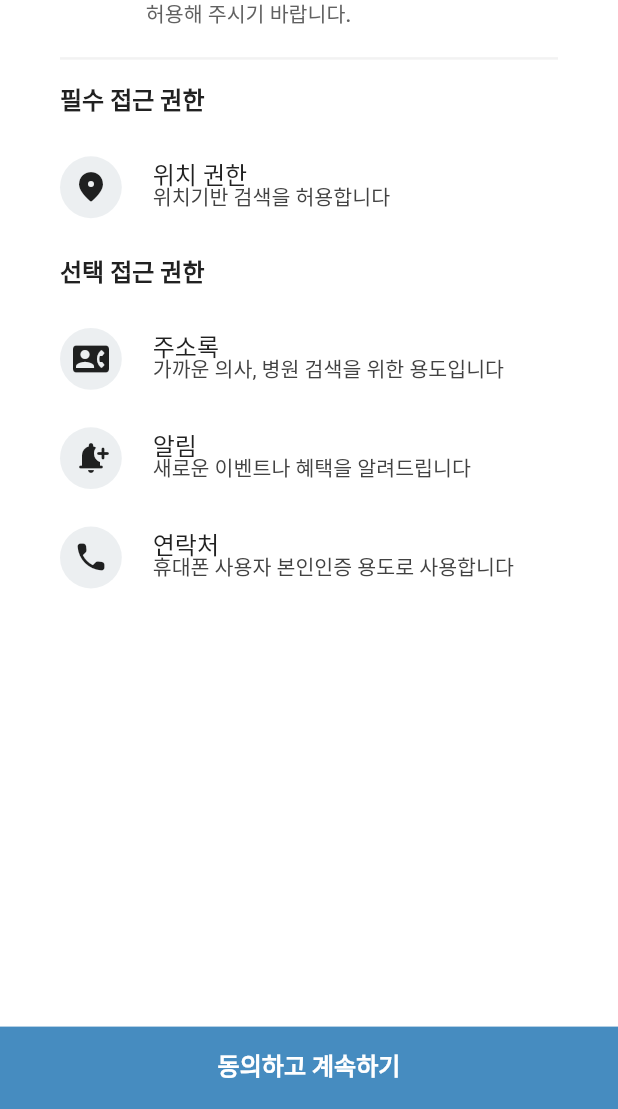
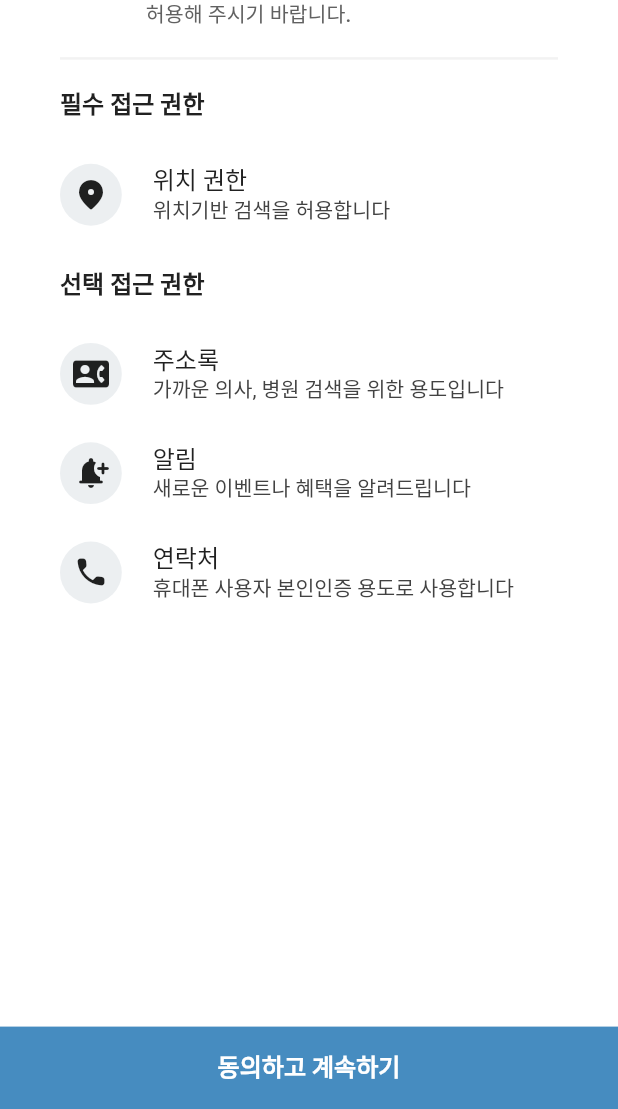
Before and after one commit to ReaflaORG/base-getx-flutter, a Flutter app: the screen it shows after launch, on a phone screen of 412 x 824 dp, the part 127-1236 px from its top. Run offline on Flutter 3.47's test engine with Material 2 defaults, Android fonts, the phone set to English and light mode, and no system bars; our stand-ins replace device_info_plus, dio, firebase_core, firebase_messaging, flutter_dotenv, flutter_local_notifications and 10 more; missing offline and left inert: random_color; accounts and stored records are empty; network calls fail; Roboto replaces fonts that are missing (SUIT).

Commit message:
Feat: Feated

```diff
--- a/lib/app/global/global_appbar_widget.dart
+++ b/lib/app/global_widgets/global_appbar_widget.dart
@@ -3,7 +3,7 @@ import 'package:flutter_screenutil/flutter_screenutil.dart';
 import 'package:get/get.dart';
 
 import '../theme/color_path.dart';
-import '../theme/texts.dart';
+import '../theme/text_path.dart';
 
 /// 글로벌 앱바 위젯
 ///
--- a/lib/app/global/global_elipsis_text_widget.dart
+++ b/lib/app/global_widgets/global_elipsis_text_widget.dart
@@ -1,6 +1,6 @@
 import 'package:flutter/material.dart';
 
-import '../theme/texts.dart';
+import '../theme/text_path.dart';
 
 /// 글로벌 이클립스 텍스트 위젯
 ///
--- a/lib/app/modules/layout/view/layout_view.dart
+++ b/lib/app/modules/layout/view/layout_view.dart
@@ -1,7 +1,7 @@
 import 'package:flutter/material.dart';
 import 'package:get/get.dart';
 
-import '../../../global/global_indicator.dart';
+import '../../../global_widgets/global_indicator.dart';
 import '../controller/layout_controller.dart';
 import '../widgets/bottom_navigation_bar_widget.dart';
 
--- a/lib/app/modules/permission/view/permission_view.dart
+++ b/lib/app/modules/permission/view/permission_view.dart
@@ -2,11 +2,11 @@ import 'package:flutter/material.dart';
 import 'package:flutter_screenutil/flutter_screenutil.dart';
 import 'package:get/get.dart';
 
-import '../../../global/global_divier_widget.dart';
+import '../../../global_widgets/global_divier_widget.dart';
 import '../../../models/permission_model.dart';
 import '../../../service/permission_service.dart';
 import '../../../theme/color_path.dart';
-import '../../../theme/texts.dart';
+import '../../../theme/text_path.dart';
 import '../controller/permission_controller.dart';
 
 class PermissionView extends GetView<PermissionController> {
--- a/lib/app/modules/splash/controller/splash_controller.dart
+++ b/lib/app/modules/splash/controller/splash_controller.dart
@@ -8,7 +8,7 @@ import 'package:get/get.dart';
 import 'package:get_storage/get_storage.dart';
 import 'package:url_launcher/url_launcher.dart';
 
-import '../../../global/global_dialog_widget.dart';
+import '../../../global_widgets/global_dialog_widget.dart';
 import '../../../service/global_service.dart';
 import '../../../service/permission_service.dart';
 
--- a/lib/app/service/auth_service.dart
+++ b/lib/app/service/auth_service.dart
@@ -1,7 +1,7 @@
 import 'package:get/get.dart';
 import 'package:get_storage/get_storage.dart';
 
-import '../global/global_toast_widget.dart';
+import '../global_widgets/global_toast_widget.dart';
 import '../models/base_response_model.dart';
 import '../models/user_model.dart';
 import '../provider/provider.dart';
--- a/lib/app/service/location_service.dart
+++ b/lib/app/service/location_service.dart
@@ -5,7 +5,7 @@ import 'package:get/get.dart';
 import 'package:location/location.dart';
 import 'package:logger/logger.dart';
 
-import '../global/global_toast_widget.dart';
+import '../global_widgets/global_toast_widget.dart';
 
 /// 위치 조회 서비스
 class LocationService extends GetxService {
--- a/lib/app/service/permission_service.dart
+++ b/lib/app/service/permission_service.dart
@@ -7,7 +7,7 @@ import 'package:get_storage/get_storage.dart';
 import 'package:logger/logger.dart';
 import 'package:permission_handler/permission_handler.dart';
 
-import '../global/global_dialog_widget.dart';
+import '../global_widgets/global_dialog_widget.dart';
 import '../models/permission_model.dart';
 
 /// 권한 서비스
--- a/lib/app/theme/color_path.dart
+++ b/lib/app/theme/color_path.dart
@@ -1,16 +1,12 @@
-// ignore_for_file: finalant_identifier_names, non_finalant_identifier_names, slash_for_doc_comments, non_constant_identifier_names, constant_identifier_names
-
 import '../utils/color_hex_convert.dart';
 
 /// 컬러 색상표
 ///
 /// 빈도수가 높은 컬러는 기본 설정으로 빼기 (의견)
 ///
-/// [참고링크]
-///
 /// https://material.io/resources/color/#!/?view.left=0&view.right=0&secondary.color=C5CAE9&primary.color=7d63fd&secondary.text.color=FAFAFA
 class ColorPath {
-  /// Primary ▼
+  // Primary ▼
 
   /// #2F7ABA
   ///
@@ -27,7 +23,7 @@ class ColorPath {
   /// ![](https://flutter.s3.ap-northeast-2.amazonaws.com/color/E3F2FD.jpg)
   static final PrimaryLightColor = Color('E3F2FD');
 
-  /// Secondary ▼
+  // Secondary ▼
 
   /// #04A8B4
   ///
@@ -54,7 +50,7 @@ class ColorPath {
   /// ![](https://flutter.s3.ap-northeast-2.amazonaws.com/color/FFDDD3.jpg)
   static final TertiaryLightColor = Color('FFDDD3');
 
-  /// Text ▼
+  // Text ▼
 
   /// #FFFFFF
   ///
@@ -81,7 +77,7 @@ class ColorPath {
   /// ![](https://flutter.s3.ap-northeast-2.amazonaws.com/color/9E9E9E.jpg)
   static final TextGrey4H9E9E9E = Color('9E9E9E');
 
-  /// Border ▼
+  // Border ▼
 
   /// #9E9E9E
   ///
@@ -93,7 +89,7 @@ class ColorPath {
   /// ![](https://flutter.s3.ap-northeast-2.amazonaws.com/color/ECEFF1.jpg)
   static final Border2HECEFF1 = Color('ECEFF1');
 
-  /// Background ▼
+  // Background ▼
 
   /// #FFFFFF
   ///
@@ -137,21 +133,21 @@ class ColorPath {
   /// ![](https://flutter.s3.ap-northeast-2.amazonaws.com/color/2196F3.jpg)
   static final FocusedColor = Color('2196F3');
 
-  /// * PlaceHolder ▼ ===============================
+  // PlaceHolder ▼
 
   /// #BDBDBD
   ///
   /// ![](https://flutter.s3.ap-northeast-2.amazonaws.com/color/BDBDBD.jpg)
   static final PlaceholderColor = Color('BDBDBD');
 
-  /// * Disabled ▼ ==================================
+  // Disabled ▼
 
   /// #BDBDBD
   ///
   /// ![](https://flutter.s3.ap-northeast-2.amazonaws.com/color/BDBDBD.jpg)
   static final DisabledColor = Color('BDBDBD');
 
-  // * Etc ▼ ========================================
+  // Etc ▼
 
   /// #383A3F
   ///
@@ -177,4 +173,19 @@ class ColorPath {
   ///
   /// ![](https://flutter.s3.ap-northeast-2.amazonaws.com/color/757575.jpg)
   static final GreyDarkColor = Color('757575');
+
+  /// #cccccc
+  ///
+  /// ![](https://flutter.s3.ap-northeast-2.amazonaws.com/color/cccccc.jpg)
+  static final GrayCCCColor = Color('CCCCCC');
+
+  /// #333333
+  ///
+  /// ![](https://flutter.s3.ap-northeast-2.amazonaws.com/color/333333.jpg)
+  static final Gray333Color = Color('333333');
+
+  /// #2F7ABA
+  ///
+  /// ![](https://flutter.s3.ap-northeast-2.amazonaws.com/color/2F7ABA.jpg)
+  static final Blue2F7ABAColor = Color('2F7ABA');
 }
--- a/lib/app/theme/texts.dart
+++ b/lib/app/theme/text_path.dart
@@ -7,19 +7,7 @@ import 'color_path.dart';
 
 /// 텍스트 스타일
 ///
-/// [Rule]
-///
 /// <대표이름><숫자>F<폰트사이즈>W<폰트굵기>
-///
-/// [RuleDescription]
-///
-/// 폰트사이즈 앞에 F, 폰트굵기 앞에 W 처럼 앞에 속성값의 첫번째 스펠링을 넣는다.
-///
-/// [Example]
-///
-/// Heading1F24W600
-///
-/// [FontWeight]
 ///
 /// Thin: 100
 ///
@@ -39,6 +27,62 @@ import 'color_path.dart';
 ///
 /// Heavy: 900
 class TextPath {
+  /// Heading
+  ///
+  /// fontFamily: SUIT
+  ///
+  /// fontSize: 14
+  ///
+  /// fontWeight: SemiBold 600
+  static TextStyle Heading4F16W600 = TextStyle(
+    color: ColorPath.TextGrey1H212121,
+    fontFamily: 'SUIT',
+    fontSize: 14.0.sp,
+    fontWeight: FontWeight.w600,
+    fontStyle: FontStyle.normal,
+    decoration: TextDecoration.none,
+    height: 1.3,
+    letterSpacing: 0,
+  );
+
+  /// Heading
+  ///
+  /// fontFamily: SUIT
+  ///
+  /// fontSize: 16
+  ///
+  /// fontWeight: SemiBold 600
+  static TextStyle Heading3F16W600 = TextStyle(
+    color: ColorPath.TextGrey1H212121,
+    fontFamily: 'SUIT',
+    fontSize: 16.0.sp,
+    fontWeight: FontWeight.w600,
+    fontStyle: FontStyle.normal,
+    decoration: TextDecoration.none,
+    height: 1.3,
+    letterSpacing: 0,
+  );
+
+  /// Heading
+  ///
+  /// fontFamily: SUIT
+  ///
+  /// fontSize: 18
+  ///
+  /// fontWeight: SemiBold 600
+  static TextStyle Heading2F18W600 = TextStyle(
+    color: ColorPath.TextGrey1H212121,
+    fontFamily: 'SUIT',
+    fontSize: 18.0.sp,
+    fontWeight: FontWeight.w600,
+    fontStyle: FontStyle.normal,
+    decoration: TextDecoration.none,
+    height: 1.3,
+    letterSpacing: 0,
+  );
+
+  /// Heading
+  ///
   /// fontFamily: SUIT
   ///
   /// fontSize: 24
@@ -51,55 +95,7 @@ class TextPath {
     fontWeight: FontWeight.w600,
     fontStyle: FontStyle.normal,
     decoration: TextDecoration.none,
-    height: 24 / 24,
-    letterSpacing: 0,
-  );
-
-  /// fontFamily: SUIT
-  ///
-  /// fontSize: 18
-  ///
-  /// fontWeight: SemiBold 600
-  static TextStyle Heading2F18W600 = TextStyle(
-    color: ColorPath.TextGrey1H212121,
-    fontFamily: 'SUIT',
-    fontSize: 18.0.sp,
-    fontWeight: FontWeight.w600,
-    fontStyle: FontStyle.normal,
-    decoration: TextDecoration.none,
-    height: 18 / 18,
-    letterSpacing: 0,
-  );
-
-  /// fontFamily: SUIT
-  ///
-  /// fontSize: 16
-  ///
-  /// fontWeight: SemiBold 600
-  static TextStyle Heading3F16W600 = TextStyle(
-    color: ColorPath.TextGrey1H212121,
-    fontFamily: 'SUIT',
-    fontSize: 16.0.sp,
-    fontWeight: FontWeight.w600,
-    fontStyle: FontStyle.normal,
-    decoration: TextDecoration.none,
-    height: 16 / 16,
-    letterSpacing: 0,
-  );
-
-  /// fontFamily: SUIT
-  ///
-  /// fontSize: 14
-  ///
-  /// fontWeight: SemiBold 600
-  static TextStyle Heading4F16W600 = TextStyle(
-    color: ColorPath.TextGrey1H212121,
-    fontFamily: 'SUIT',
-    fontSize: 14.0.sp,
-    fontWeight: FontWeight.w600,
-    fontStyle: FontStyle.normal,
-    decoration: TextDecoration.none,
-    height: 16 / 16,
+    height: 1.3,
     letterSpacing: 0,
   );
 
@@ -115,7 +111,199 @@ class TextPath {
     fontWeight: FontWeight.w400,
     fontStyle: FontStyle.normal,
     decoration: TextDecoration.none,
-    height: 16 / 16,
+    height: 1.3,
+    letterSpacing: 0,
+  );
+
+  // fontFamily: SUIT
+  ///
+  /// fontSize: 12
+  ///
+  /// fontWeight: Regular 200
+  static TextStyle TextF12W200 = TextStyle(
+    color: ColorPath.TextGrey1H212121,
+    fontFamily: 'SUIT',
+    fontSize: 12.0.sp,
+    fontWeight: FontWeight.w200,
+    fontStyle: FontStyle.normal,
+    decoration: TextDecoration.none,
+    height: 1.3,
+    letterSpacing: 0,
+  );
+
+  /// fontFamily: SUIT
+  ///
+  /// fontSize: 12
+  ///
+  /// fontWeight: Regular 400
+  static TextStyle TextF12W400 = TextStyle(
+    color: ColorPath.TextGrey1H212121,
+    fontFamily: 'SUIT',
+    fontSize: 12.0.sp,
+    fontWeight: FontWeight.w400,
+    fontStyle: FontStyle.normal,
+    decoration: TextDecoration.none,
+    height: 1.3,
+    letterSpacing: 0,
+  );
+
+  /// fontFamily: SUIT
+  ///
+  /// fontSize: 12
+  ///
+  /// fontWeight: Medium 500
+  static TextStyle TextF12W500White = TextStyle(
+    color: ColorPath.TextWhite,
+    fontFamily: 'SUIT',
+    fontSize: 12.0.sp,
+    fontWeight: FontWeight.w500,
+    fontStyle: FontStyle.normal,
+    decoration: TextDecoration.none,
+    height: 1.3,
+    letterSpacing: 0,
+  );
+
+  /// fontFamily: SUIT
+  ///
+  /// fontSize: 12
+  ///
+  /// fontWeight: Medium 500
+  static TextStyle TextF12W500 = TextStyle(
+    color: ColorPath.TextGrey1H212121,
+    fontFamily: 'SUIT',
+    fontSize: 12.0.sp,
+    fontWeight: FontWeight.w500,
+    fontStyle: FontStyle.normal,
+    decoration: TextDecoration.none,
+    height: 1.3,
+    letterSpacing: 0,
+  );
+
+  /// fontFamily: SUIT
+  ///
+  /// fontSize: 12
+  ///
+  /// fontWeight: Semibold 600
+  static TextStyle TextF12W600 = TextStyle(
+    color: ColorPath.TextGrey1H212121,
+    fontFamily: 'SUIT',
+    fontSize: 12.0.sp,
+    fontWeight: FontWeight.w600,
+    fontStyle: FontStyle.normal,
+    decoration: TextDecoration.none,
+    height: 1.3,
+    letterSpacing: 0,
+  );
+
+  /// fontFamily: SUIT
+  ///
+  /// fontSize: 13
+  ///
+  /// fontWeight: Regular 400
+  static TextStyle TextF13W400 = TextStyle(
+    color: ColorPath.TextGrey1H212121,
+    fontFamily: 'SUIT',
+    fontSize: 13.0.sp,
+    fontWeight: FontWeight.w400,
+    fontStyle: FontStyle.normal,
+    decoration: TextDecoration.none,
+    height: 1.3,
+    letterSpacing: 0,
+  );
+
+  /// fontFamily: SUIT
+  ///
+  /// fontSize: 13
+  ///
+  /// fontWeight: Medium 500
+  static TextStyle TextF13W500 = TextStyle(
+    color: ColorPath.TextGrey1H212121,
+    fontFamily: 'SUIT',
+    fontSize: 13.0.sp,
+    fontWeight: FontWeight.w500,
+    fontStyle: FontStyle.normal,
+    decoration: TextDecoration.none,
+    height: 1.3,
+    letterSpacing: 0,
+  );
+
+  /// fontFamily: SUIT
+  ///
+  /// fontSize: 13
+  ///
+  /// fontWeight: Medium 500
+  static TextStyle TextF13W500Expand = TextStyle(
+    color: ColorPath.TextGrey1H212121,
+    fontFamily: 'SUIT',
+    fontSize: 13.0.sp,
+    fontWeight: FontWeight.w500,
+    fontStyle: FontStyle.normal,
+    decoration: TextDecoration.none,
+    height: 21 / 13,
+    letterSpacing: 0,
+  );
+
+  /// fontFamily: SUIT
+  ///
+  /// fontSize: 14
+  ///
+  /// fontWeight: Regular 400
+  static TextStyle TextF14W400 = TextStyle(
+    color: ColorPath.TextGrey1H212121,
+    fontFamily: 'SUIT',
+    fontSize: 14.0.sp,
+    fontWeight: FontWeight.w400,
+    fontStyle: FontStyle.normal,
+    decoration: TextDecoration.none,
+    height: 1.3,
+    letterSpacing: 0,
+  );
+
+  /// fontFamily: SUIT
+  ///
+  /// fontSize: 14
+  ///
+  /// fontWeight: Medium 500
+  static TextStyle TextF14W500 = TextStyle(
+    color: ColorPath.TextGrey1H212121,
+    fontFamily: 'SUIT',
+    fontSize: 14.0.sp,
+    fontWeight: FontWeight.w500,
+    fontStyle: FontStyle.normal,
+    decoration: TextDecoration.none,
+    height: 1.3,
+    letterSpacing: 0,
+  );
+
+  /// fontFamily: SUIT
+  ///
+  /// fontSize: 14
+  ///
+  /// fontWeight: SemiBold 600
+  static TextStyle TextF14W600 = TextStyle(
+    color: ColorPath.TextGrey1H212121,
+    fontFamily: 'SUIT',
+    fontSize: 14.0.sp,
+    fontWeight: FontWeight.w600,
+    fontStyle: FontStyle.normal,
+    decoration: TextDecoration.none,
+    height: 1.3,
+    letterSpacing: 0,
+  );
+
+  /// fontFamily: SUIT
+  ///
+  /// fontSize: 14
+  ///
+  /// fontWeight: Regular 400
+  static TextStyle TextF14W400Expand = TextStyle(
+    color: ColorPath.TextGrey1H212121,
+    fontFamily: 'SUIT',
+    fontSize: 14.0.sp,
+    fontWeight: FontWeight.w400,
+    fontStyle: FontStyle.normal,
+    decoration: TextDecoration.none,
+    height: 24 / 14,
     letterSpacing: 0,
   );
 
@@ -131,7 +319,7 @@ class TextPath {
     fontWeight: FontWeight.w400,
     fontStyle: FontStyle.normal,
     decoration: TextDecoration.none,
-    height: 16 / 16,
+    height: 1.3,
     letterSpacing: 0,
   );
 
@@ -147,7 +335,7 @@ class TextPath {
     fontWeight: FontWeight.w500,
     fontStyle: FontStyle.normal,
     decoration: TextDecoration.none,
-    height: 16 / 16,
+    height: 1.3,
     letterSpacing: 0,
   );
 
@@ -171,7 +359,39 @@ class TextPath {
   ///
   /// fontSize: 16
   ///
-  /// fontWeight: Medium 500
+  /// fontWeight: Medium 600
+  static TextStyle TextF16W600 = TextStyle(
+    color: ColorPath.TextGrey1H212121,
+    fontFamily: 'SUIT',
+    fontSize: 16.0.sp,
+    fontWeight: FontWeight.w600,
+    fontStyle: FontStyle.normal,
+    decoration: TextDecoration.none,
+    height: 1.3,
+    letterSpacing: 0,
+  );
+
+  /// fontFamily: SUIT
+  ///
+  /// fontSize: 16
+  ///
+  /// fontWeight: Medium 600
+  static TextStyle TextF16W600White = TextStyle(
+    color: ColorPath.TextWhite,
+    fontFamily: 'SUIT',
+    fontSize: 16.0.sp,
+    fontWeight: FontWeight.w600,
+    fontStyle: FontStyle.normal,
+    decoration: TextDecoration.none,
+    height: 1.3,
+    letterSpacing: 0,
+  );
+
+  /// fontFamily: SUIT
+  ///
+  /// fontSize: 16
+  ///
+  /// fontWeight: Medium 700
   static TextStyle TextF16W700 = TextStyle(
     color: ColorPath.TextGrey1H212121,
     fontFamily: 'SUIT',
@@ -179,135 +399,71 @@ class TextPath {
     fontWeight: FontWeight.w700,
     fontStyle: FontStyle.normal,
     decoration: TextDecoration.none,
-    height: 16 / 16,
+    height: 1.3,
     letterSpacing: 0,
   );
 
   /// fontFamily: SUIT
   ///
-  /// fontSize: 14
+  /// fontSize: 18
   ///
-  /// fontWeight: Regular 400
-  static TextStyle TextF14W400 = TextStyle(
+  /// fontWeight: Regular 600
+  static TextStyle TextF18W600 = TextStyle(
     color: ColorPath.TextGrey1H212121,
     fontFamily: 'SUIT',
-    fontSize: 14.0.sp,
-    fontWeight: FontWeight.w400,
+    fontSize: 18.0.sp,
+    fontWeight: FontWeight.w600,
     fontStyle: FontStyle.normal,
     decoration: TextDecoration.none,
-    height: 14 / 14,
+    height: 1.3,
     letterSpacing: 0,
   );
 
   /// fontFamily: SUIT
   ///
-  /// fontSize: 14
+  /// fontSize: 20
   ///
-  /// fontWeight: Medium 500
-  static TextStyle TextF14W500 = TextStyle(
+  /// fontWeight: Regular 400
+  static TextStyle TextF20W400 = TextStyle(
     color: ColorPath.TextGrey1H212121,
     fontFamily: 'SUIT',
-    fontSize: 14.0.sp,
-    fontWeight: FontWeight.w500,
+    fontSize: 20.0.sp,
+    fontWeight: FontWeight.w400,
     fontStyle: FontStyle.normal,
     decoration: TextDecoration.none,
-    height: 14 / 14,
+    height: 1.3,
     letterSpacing: 0,
   );
 
   /// fontFamily: SUIT
   ///
-  /// fontSize: 14
+  /// fontSize: 20
   ///
-  /// fontWeight: SemiBold 600
-  static TextStyle TextF14W600 = TextStyle(
+  /// fontWeight: Regular 600
+  static TextStyle TextF20W600 = TextStyle(
     color: ColorPath.TextGrey1H212121,
     fontFamily: 'SUIT',
-    fontSize: 14.0.sp,
+    fontSize: 20.0.sp,
     fontWeight: FontWeight.w600,
     fontStyle: FontStyle.normal,
     decoration: TextDecoration.none,
-    height: 14 / 14,
+    height: 1.3,
     letterSpacing: 0,
   );
 
   /// fontFamily: SUIT
   ///
-  /// fontSize: 14
+  /// fontSize: 24
   ///
-  /// fontWeight: Regular 400
-  static TextStyle TextF14W400Expand = TextStyle(
+  /// fontWeight: Regular 600
+  static TextStyle TextF24W600 = TextStyle(
     color: ColorPath.TextGrey1H212121,
     fontFamily: 'SUIT',
-    fontSize: 14.0.sp,
-    fontWeight: FontWeight.w400,
+    fontSize: 24.0.sp,
+    fontWeight: FontWeight.w600,
     fontStyle: FontStyle.normal,
     decoration: TextDecoration.none,
-    height: 24 / 14,
-    letterSpacing: 0,
-  );
-
-  /// fontFamily: SUIT
-  ///
-  /// fontSize: 13
-  ///
-  /// fontWeight: Regular 400
-  static TextStyle TextF13W400 = TextStyle(
-    color: ColorPath.TextGrey1H212121,
-    fontFamily: 'SUIT',
-    fontSize: 13.0.sp,
-    fontWeight: FontWeight.w400,
-    fontStyle: FontStyle.normal,
-    decoration: TextDecoration.none,
-    height: 13 / 13,
-    letterSpacing: 0,
-  );
-
-  /// fontFamily: SUIT
-  ///
-  /// fontSize: 13
-  ///
-  /// fontWeight: Medium 500
-  static TextStyle TextF13W500 = TextStyle(
-    color: ColorPath.TextGrey1H212121,
-    fontFamily: 'SUIT',
-    fontSize: 13.0.sp,
-    fontWeight: FontWeight.w500,
-    fontStyle: FontStyle.normal,
-    decoration: TextDecoration.none,
-    height: 13 / 13,
-    letterSpacing: 0,
-  );
-
-  /// fontFamily: SUIT
-  ///
-  /// fontSize: 12
-  ///
-  /// fontWeight: Regular 400
-  static TextStyle TextF12W400 = TextStyle(
-    color: ColorPath.TextGrey1H212121,
-    fontFamily: 'SUIT',
-    fontSize: 12.0.sp,
-    fontWeight: FontWeight.w400,
-    fontStyle: FontStyle.normal,
-    decoration: TextDecoration.none,
-    height: 12 / 12,
-    letterSpacing: 0,
-  );
-
-  /// fontFamily: SUIT
-  ///
-  /// fontSize: 12
-  ///
-  /// fontWeight: Medium 500
-  static TextStyle TextF12W500 = TextStyle(
-    color: ColorPath.TextGrey1H212121,
-    fontFamily: 'SUIT',
-    fontSize: 12.0.sp,
-    fontWeight: FontWeight.w500,
-    fontStyle: FontStyle.normal,
-    decoration: TextDecoration.none,
-    height: 12 / 12,
+    height: 1.3,
     letterSpacing: 0,
   );
 }
--- a/lib/main.dart
+++ b/lib/main.dart
@@ -218,6 +218,7 @@
     Locale fallbackLocale = const Locale('ko', 'KR'),
   }) {
     return GetMaterialAppWidget(
+      /// https://blog.gskinner.com/archives/2022/09/flutter-rendering-optimization-tips.html
       checkerboardRasterCacheImages: true,
       debugShowCheckedModeBanner: debugShowCheckedModeBanner,
       title: dotenv.env['APP_EN_NAME']!,
```
Also changed, not shown: lib/app/global_widgets/global_checkbox_widget.dart (renamed from lib/app/global/global_checkbox_widget.dart), lib/app/global_widgets/global_dialog_widget.dart (renamed from lib/app/global/global_dialog_widget.dart), lib/app/global_widgets/global_divier_widget.dart (renamed from lib/app/global/global_divier_widget.dart), lib/app/global_widgets/global_indicator.dart (renamed from lib/app/global/global_indicator.dart), lib/app/global_widgets/global_inkwell_widget.dart (renamed from lib/app/global/global_inkwell_widget.dart), lib/app/global_widgets/global_toast_widget.dart (renamed from lib/app/global/global_toast_widget.dart), lib/app/global_widgets/global_validate_widget.dart (renamed from lib/app/global/global_validate_widget.dart).
